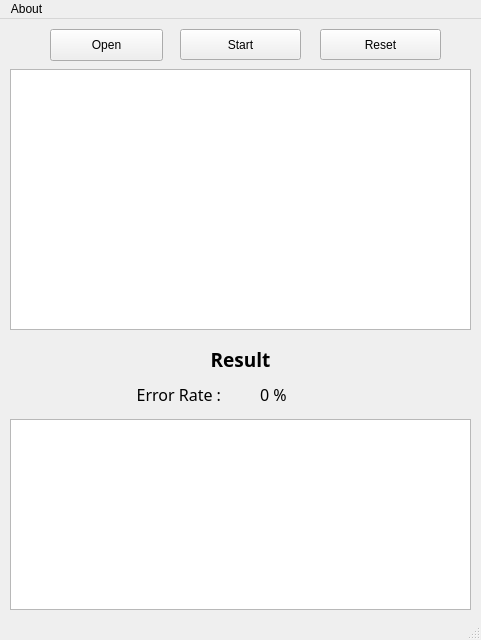
Qt form src/forms/mainwindow.ui (kka-na/json-validator) before a commit.
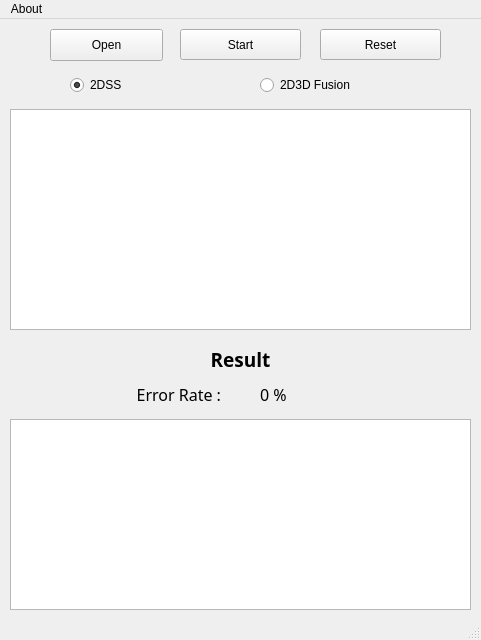
The same form after that commit. Icons and pictures are not drawn.

The edit to the form file:
```diff
--- a/src/forms/mainwindow.ui
+++ b/src/forms/mainwindow.ui
@@ -72,9 +72,9 @@
     <property name="geometry">
      <rect>
       <x>10</x>
-      <y>50</y>
+      <y>90</y>
       <width>461</width>
-      <height>261</height>
+      <height>221</height>
      </rect>
     </property>
    </widget>
@@ -149,6 +149,35 @@
      <string>Reset</string>
     </property>
    </widget>
+   <widget class="QRadioButton" name="ssRadioButton">
+    <property name="geometry">
+     <rect>
+      <x>70</x>
+      <y>50</y>
+      <width>161</width>
+      <height>32</height>
+     </rect>
+    </property>
+    <property name="text">
+     <string>2DSS</string>
+    </property>
+    <property name="checked">
+     <bool>true</bool>
+    </property>
+   </widget>
+   <widget class="QRadioButton" name="fusionRadioButton">
+    <property name="geometry">
+     <rect>
+      <x>260</x>
+      <y>50</y>
+      <width>161</width>
+      <height>32</height>
+     </rect>
+    </property>
+    <property name="text">
+     <string>2D3D Fusion</string>
+    </property>
+   </widget>
   </widget>
   <widget class="QMenuBar" name="menubar">
    <property name="geometry">
```
